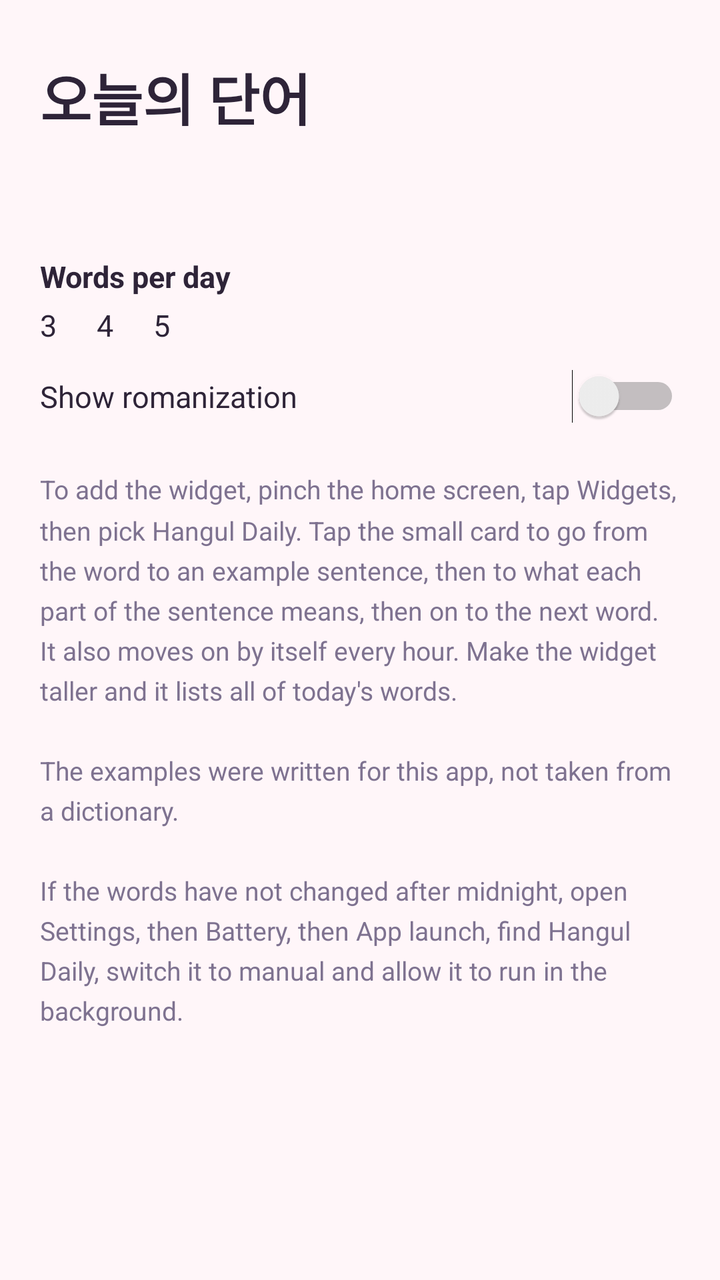
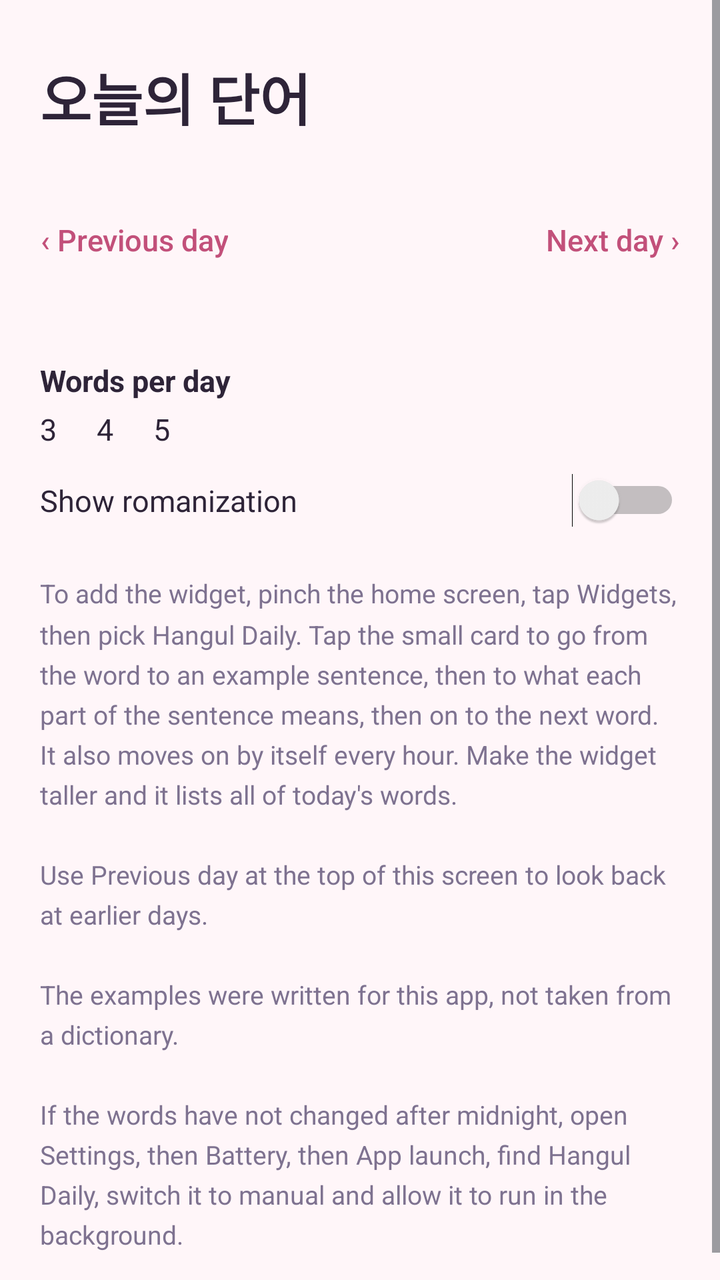

Screens rendered from an Android XML layout before and after an edit, with the pre-edit source and the edit as a unified diff.
<!-- AndroidManifest.xml: application theme AppTheme -->
<!-- res/layout/activity_main.xml -->
<?xml version="1.0" encoding="utf-8"?>
<ScrollView xmlns:android="http://schemas.android.com/apk/res/android"
    android:layout_width="match_parent"
    android:layout_height="match_parent"
    android:background="@color/app_bg"
    android:fillViewport="true"
    android:fitsSystemWindows="true">

    <LinearLayout
        android:layout_width="match_parent"
        android:layout_height="wrap_content"
        android:orientation="vertical"
        android:paddingStart="20dp"
        android:paddingTop="28dp"
        android:paddingEnd="20dp"
        android:paddingBottom="28dp">

        <TextView
            android:layout_width="wrap_content"
            android:layout_height="wrap_content"
            android:text="@string/today"
            android:textColor="@color/ink"
            android:textSize="28sp"
            android:textStyle="bold" />

        <TextView
            android:id="@+id/subtitle"
            android:layout_width="wrap_content"
            android:layout_height="wrap_content"
            android:layout_marginTop="4dp"
            android:textColor="@color/muted"
            android:textSize="14sp" />

        <LinearLayout
            android:id="@+id/today_list"
            android:layout_width="match_parent"
            android:layout_height="wrap_content"
            android:layout_marginTop="16dp"
            android:orientation="vertical" />

        <TextView
            android:layout_width="wrap_content"
            android:layout_height="wrap_content"
            android:layout_marginTop="20dp"
            android:text="@string/words_per_day"
            android:textColor="@color/ink"
            android:textSize="15sp"
            android:textStyle="bold" />

        <RadioGroup
            android:id="@+id/per_day"
            android:layout_width="wrap_content"
            android:layout_height="wrap_content"
            android:layout_marginTop="4dp"
            android:orientation="horizontal">

            <RadioButton
                android:id="@+id/per_day_3"
                android:layout_width="wrap_content"
                android:layout_height="wrap_content"
                android:layout_marginEnd="20dp"
                android:text="3"
                android:textColor="@color/ink"
                android:textSize="15sp" />

            <RadioButton
                android:id="@+id/per_day_4"
                android:layout_width="wrap_content"
                android:layout_height="wrap_content"
                android:layout_marginEnd="20dp"
                android:text="4"
                android:textColor="@color/ink"
                android:textSize="15sp" />

            <RadioButton
                android:id="@+id/per_day_5"
                android:layout_width="wrap_content"
                android:layout_height="wrap_content"
                android:text="5"
                android:textColor="@color/ink"
                android:textSize="15sp" />
        </RadioGroup>

        <Switch
            android:id="@+id/show_roman"
            android:layout_width="match_parent"
            android:layout_height="wrap_content"
            android:layout_marginTop="12dp"
            android:text="@string/show_roman"
            android:textColor="@color/ink"
            android:textSize="15sp" />

        <TextView
            android:layout_width="match_parent"
            android:layout_height="wrap_content"
            android:layout_marginTop="24dp"
            android:lineSpacingMultiplier="1.3"
            android:text="@string/help"
            android:textColor="@color/muted"
            android:textSize="13sp" />
    </LinearLayout>
</ScrollView>
<!-- resources referenced by this layout -->
<resources>
  <color name="app_bg">#FFF6F9</color>
  <color name="ink">#2E2438</color>
  <color name="muted">#7E7290</color>
  <string name="help">To add the widget, pinch the home screen, tap Widgets, then pick Hangul Daily. Tap the small card to go from the word to an example sentence, then to what each part of the sentence means, then on to the next word. It also moves on by itself every hour. Make the widget taller and it lists all of today\'s words.\n\nThe examples were written for this app, not taken from a dictionary.\n\nIf the words have not changed after midnight, open Settings, then Battery, then App launch, find Hangul Daily, switch it to manual and allow it to run in the background.</string>
  <string name="show_roman">Show romanization</string>
  <string name="today">오늘의 단어</string>
  <string name="words_per_day">Words per day</string>
  <style name="AppTheme" parent="@android:style/Theme.DeviceDefault.Light.NoActionBar">
          <item name="android:windowBackground">@color/app_bg</item>
          <item name="android:statusBarColor">@color/app_bg</item>
          <item name="android:navigationBarColor">@color/app_bg</item>
          <item name="android:windowLightStatusBar">true</item>
          <item name="android:colorAccent">@color/accent</item>
      </style>
  <color name="accent">#C2507A</color>
</resources>

<!-- the commit's change to res/layout/activity_main.xml (unified diff, before → after) -->
@@ -16,6 +16,7 @@
         android:paddingBottom="28dp">
 
         <TextView
+            android:id="@+id/title"
             android:layout_width="wrap_content"
             android:layout_height="wrap_content"
             android:text="@string/today"
@@ -30,6 +31,42 @@
             android:layout_marginTop="4dp"
             android:textColor="@color/muted"
             android:textSize="14sp" />
+
+        <LinearLayout
+            android:layout_width="match_parent"
+            android:layout_height="wrap_content"
+            android:layout_marginTop="4dp"
+            android:orientation="horizontal">
+
+            <Button
+                android:id="@+id/prev_day"
+                style="?android:attr/borderlessButtonStyle"
+                android:layout_width="wrap_content"
+                android:layout_height="wrap_content"
+                android:minWidth="0dp"
+                android:paddingStart="0dp"
+                android:text="@string/prev_day"
+                android:textAllCaps="false"
+                android:textColor="@color/accent"
+                android:textSize="15sp" />
+
+            <View
+                android:layout_width="0dp"
+                android:layout_height="1dp"
+                android:layout_weight="1" />
+
+            <Button
+                android:id="@+id/next_day"
+                style="?android:attr/borderlessButtonStyle"
+                android:layout_width="wrap_content"
+                android:layout_height="wrap_content"
+                android:minWidth="0dp"
+                android:paddingEnd="0dp"
+                android:text="@string/next_day"
+                android:textAllCaps="false"
+                android:textColor="@color/accent"
+                android:textSize="15sp" />
+        </LinearLayout>
 
         <LinearLayout
             android:id="@+id/today_list"
<!-- resource entries referenced after the edit -->
@@ -1,9 +1,12 @@
 <!-- resources referenced by this layout -->
 <resources>
+  <color name="accent">#C2507A</color>
   <color name="app_bg">#FFF6F9</color>
   <color name="ink">#2E2438</color>
   <color name="muted">#7E7290</color>
-  <string name="help">To add the widget, pinch the home screen, tap Widgets, then pick Hangul Daily. Tap the small card to go from the word to an example sentence, then to what each part of the sentence means, then on to the next word. It also moves on by itself every hour. Make the widget taller and it lists all of today\'s words.\n\nThe examples were written for this app, not taken from a dictionary.\n\nIf the words have not changed after midnight, open Settings, then Battery, then App launch, find Hangul Daily, switch it to manual and allow it to run in the background.</string>
+  <string name="help">To add the widget, pinch the home screen, tap Widgets, then pick Hangul Daily. Tap the small card to go from the word to an example sentence, then to what each part of the sentence means, then on to the next word. It also moves on by itself every hour. Make the widget taller and it lists all of today\'s words.\n\nUse Previous day at the top of this screen to look back at earlier days.\n\nThe examples were written for this app, not taken from a dictionary.\n\nIf the words have not changed after midnight, open Settings, then Battery, then App launch, find Hangul Daily, switch it to manual and allow it to run in the background.</string>
+  <string name="next_day">Next day ›</string>
+  <string name="prev_day">‹ Previous day</string>
   <string name="show_roman">Show romanization</string>
   <string name="today">오늘의 단어</string>
   <string name="words_per_day">Words per day</string>
@@ -14,6 +17,5 @@
           <item name="android:windowLightStatusBar">true</item>
           <item name="android:colorAccent">@color/accent</item>
       </style>
-  <color name="accent">#C2507A</color>
 </resources>
 
